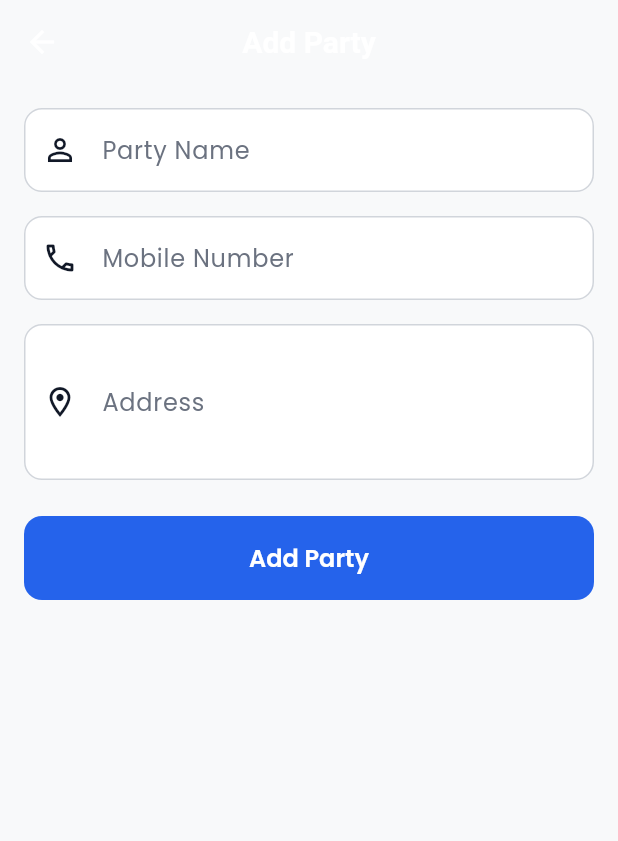
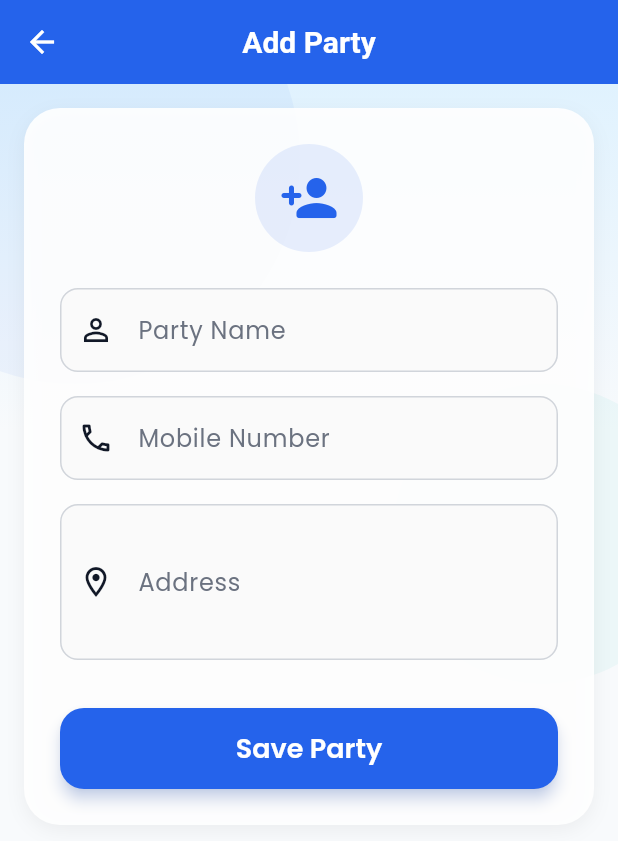
Before and after one commit to Vivekchavda1374/Hetanshi-Enterprise, a Flutter app: the AddEditPartyScreen screen opened directly, on a phone screen of 412 x 824 dp. Shown: the top 841 px of the screen. Run offline on Flutter 3.47's test engine with Material 3 defaults, Android fonts, the phone set to English and light mode, and no system bars; our stand-ins replace animate_do, cloud_firestore, firebase_core, firebase_messaging, fl_chart, flutter_staggered_animations and 2 more; accounts and stored records are empty.

Commit message:
refactor: Update party screens with enhanced forms and better data management

```diff
--- a/lib/screens/party/add_edit_party_screen.dart
+++ b/lib/screens/party/add_edit_party_screen.dart
@@ -3,6 +3,8 @@ import 'package:google_fonts/google_fonts.dart';
 import 'package:hetanshi_enterprise/models/party_model.dart';
 import 'package:hetanshi_enterprise/services/firestore_service.dart';
 import 'package:hetanshi_enterprise/utils/toast_utils.dart';
+import 'package:hetanshi_enterprise/widgets/modern_background.dart';
+import 'package:hetanshi_enterprise/utils/app_theme.dart';
 
 class AddEditPartyScreen extends StatefulWidget {
   final Party? party;
@@ -74,35 +76,74 @@ class _AddEditPartyScreenState extends State<AddEditPartyScreen> {
   @override
   Widget build(BuildContext context) {
     return Scaffold(
-      backgroundColor: const Color(0xFFF8F9FA),
+      backgroundColor: AppColors.backgroundGrey,
       appBar: AppBar(
         title: Text(widget.party == null ? 'Add Party' : 'Edit Party'),
-        backgroundColor: Colors.transparent,
-        elevation: 0,
-        centerTitle: true,
+        // Standard AppBar for consistent navigation stack behavior
       ),
-      body: SingleChildScrollView(
+      body: ModernBackground(
+        child: SingleChildScrollView(
           padding: const EdgeInsets.all(16.0),
+          child: Column(
+            children: [
+              // Form Container
+              Container(
+                decoration: BoxDecoration(
+                  color: Colors.white.withOpacity(0.9),
+                  borderRadius: BorderRadius.circular(24),
+                  boxShadow: [
+                    BoxShadow(
+                      color: Colors.black.withOpacity(0.05),
+                      blurRadius: 10,
+                      offset: const Offset(0, 4),
+                    ),
+                  ],
+                ),
+                padding: const EdgeInsets.all(24),
                 child: Form(
                   key: _formKey,
                   child: Column(
                     children: [
+                       // Header Icon
+                      Container(
+                        padding: const EdgeInsets.all(16),
+                        decoration: BoxDecoration(
+                          color: AppColors.primaryBlue.withOpacity(0.1),
+                          shape: BoxShape.circle,
+                        ),
+                        child: Icon(
+                          widget.party == null ? Icons.person_add_rounded : Icons.edit_rounded,
+                          size: 40,
+                          color: AppColors.primaryBlue,
+                        ),
+                      ),
+                      const SizedBox(height: 24),
+
+                      // Name Field
                       TextFormField(
                         controller: _nameController,
-                decoration: const InputDecoration(
+                        decoration: InputDecoration(
                           labelText: 'Party Name',
-                  prefixIcon: Icon(Icons.person_outline),
+                          prefixIcon: const Icon(Icons.person_outline),
+                          filled: true,
+                          fillColor: Colors.grey[50],
+                          border: OutlineInputBorder(borderRadius: BorderRadius.circular(12), borderSide: BorderSide.none),
                         ),
                         textCapitalization: TextCapitalization.words,
                         validator: (value) =>
                             value == null || value.isEmpty ? 'Please enter name' : null,
                       ),
                       const SizedBox(height: 16),
+
+                      // Mobile Field
                       TextFormField(
                         controller: _mobileController,
-                decoration: const InputDecoration(
+                        decoration: InputDecoration(
                           labelText: 'Mobile Number',
-                  prefixIcon: Icon(Icons.phone_outlined),
+                          prefixIcon: const Icon(Icons.phone_outlined),
+                          filled: true,
+                          fillColor: Colors.grey[50],
+                          border: OutlineInputBorder(borderRadius: BorderRadius.circular(12), borderSide: BorderSide.none),
                         ),
                         keyboardType: TextInputType.phone,
                         validator: (value) => value == null || value.isEmpty
@@ -110,34 +151,52 @@ class _AddEditPartyScreenState extends State<AddEditPartyScreen> {
                             : null,
                       ),
                       const SizedBox(height: 16),
+
+                      // Address Field
                       TextFormField(
                         controller: _addressController,
-                decoration: const InputDecoration(
+                        decoration: InputDecoration(
                           labelText: 'Address',
-                  prefixIcon: Icon(Icons.location_on_outlined),
+                          prefixIcon: const Icon(Icons.location_on_outlined),
+                          filled: true,
+                          fillColor: Colors.grey[50],
+                          border: OutlineInputBorder(borderRadius: BorderRadius.circular(12), borderSide: BorderSide.none),
                         ),
                         maxLines: 3,
                         textCapitalization: TextCapitalization.sentences,
                         validator: (value) =>
                             value == null || value.isEmpty ? 'Please enter address' : null,
                       ),
-              const SizedBox(height: 24),
+                      const SizedBox(height: 32),
+
+                      // Save Button
                       SizedBox(
                         width: double.infinity,
+                        height: 54,
                         child: ElevatedButton(
                           onPressed: _isLoading ? null : _saveParty,
                           style: ElevatedButton.styleFrom(
-                    padding: const EdgeInsets.symmetric(vertical: 16),
+                            backgroundColor: AppColors.primaryBlue,
+                            foregroundColor: Colors.white,
+                            elevation: 4,
+                            shadowColor: AppColors.primaryBlue.withOpacity(0.4),
+                            shape: RoundedRectangleBorder(
+                              borderRadius: BorderRadius.circular(16),
+                            ),
                           ),
                           child: _isLoading
                               ? const SizedBox(
-                          height: 20,
-                          width: 20,
-                          child: CircularProgressIndicator(color: Colors.white, strokeWidth: 2),
+                                  height: 24,
+                                  width: 24,
+                                  child: CircularProgressIndicator(color: Colors.white, strokeWidth: 2.5),
                                 )
                               : Text(
-                          widget.party == null ? 'Add Party' : 'Update Party',
-                          style: GoogleFonts.poppins(fontSize: 16, fontWeight: FontWeight.w600),
+                                  widget.party == null ? 'Save Party' : 'Update Party',
+                                  style: GoogleFonts.poppins(fontSize: 18, fontWeight: FontWeight.w600),
+                                ),
+                        ),
+                      ),
+                    ],
                   ),
                 ),
               ),
```
Lines whose indentation alone changed are shown as unchanged.
